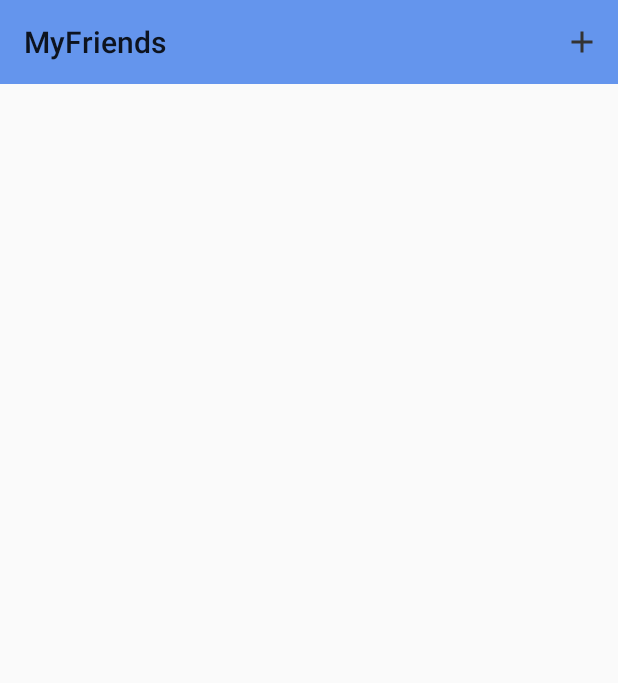
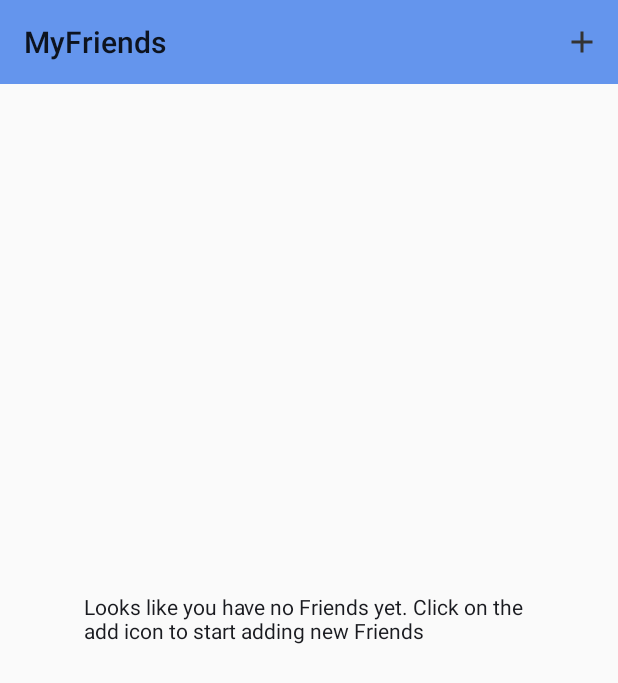
Before and after one commit to DanielSaaby/MyFriendList2, an Android app: the screen it shows after launch (MainActivity), on a phone screen of 412 x 824 dp. Shown: the top 683 px of the screen. Run offline under Robolectric (Android 15) with nearby library versions, the phone set to English and light mode, and no system bars; pictures from the network do not load.

```diff
--- a/app/build.gradle
+++ b/app/build.gradle
@@ -18,6 +18,7 @@ android {
     }
 }
 
+
 dependencies {
     implementation fileTree(include: ['*.jar'], dir: 'libs')
     implementation 'com.android.support:support-v4:27.1.1'
@@ -29,4 +30,6 @@ dependencies {
     // Google play service below
     api 'com.google.android.gms:play-services:6.5.87'
     implementation 'com.android.support:appcompat-v7:27.1.1'
+    implementation 'com.github.bumptech.glide:glide:4.7.1'
+    annotationProcessor 'com.github.bumptech.glide:compiler:4.7.1'
 }
--- a/app/src/main/java/com/example/myfriendlist/MainActivity.java
+++ b/app/src/main/java/com/example/myfriendlist/MainActivity.java
@@ -5,7 +5,11 @@ import android.app.Activity;
 import android.content.Context;
 import android.content.Intent;
 import android.content.pm.PackageManager;
+import android.graphics.Bitmap;
+import android.graphics.BitmapFactory;
+import android.graphics.drawable.Drawable;
 import android.net.Uri;
+import android.os.AsyncTask;
 import android.os.Bundle;
 import android.support.v4.app.ActivityCompat;
 import android.support.v7.app.AppCompatActivity;
@@ -23,12 +27,14 @@ import android.widget.ListView;
 import android.widget.TextView;
 import android.support.v7.widget.Toolbar;
 
+import com.bumptech.glide.Glide;
 import com.example.myfriendlist.Interface.IDataAccess;
 import com.example.myfriendlist.Model.Friend;
 
 
 import java.io.File;
 
+import java.lang.ref.WeakReference;
 import java.util.ArrayList;
 import java.util.List;
 
@@ -43,6 +49,7 @@ public class MainActivity extends  AppCompatActivity {
 
 
     ArrayList<Friend> friends;
+    TextView noFriends;
 
     @Override
     protected void onCreate(Bundle savedInstanceState) {
@@ -51,6 +58,8 @@ public class MainActivity extends  AppCompatActivity {
         this.setTitle("MyFriends");
 
         friendList = findViewById(R.id.friendList);
+        noFriends = findViewById(R.id.txtNoFriends);
+        noFriends.setVisibility(View.INVISIBLE);
 
         checkPermissions();
 
@@ -103,6 +112,12 @@ public class MainActivity extends  AppCompatActivity {
     private void setupListView() {
         friends = mDateAccess.selectAll();
 
+        if(friends.isEmpty()) {
+            noFriends.setVisibility(View.VISIBLE);
+        } else {
+            noFriends.setVisibility(View.INVISIBLE);
+        }
+
         fa = new FriendAdapter(this, R.layout.activity_main_cell, friends);
         friendList.setAdapter(fa);
     }
@@ -143,16 +158,13 @@ public class MainActivity extends  AppCompatActivity {
 
             if(!friend.getImgPath().isEmpty() && !friend.getImgPath().equals("No Path"))
             {
-                thumbnail.setImageURI(Uri.fromFile(new File(friend.getImgPath())));
+                Glide.with(v).load(friend.getImgPath()).into(thumbnail);
             } else
             {
                 thumbnail.setImageResource(R.drawable.placeholder);
             }
             return v;
         }
-
-
-
     }
 
 
@@ -182,4 +194,5 @@ public class MainActivity extends  AppCompatActivity {
             ActivityCompat.requestPermissions(this, permissions.toArray(new String[permissions.size()]), 1);
     }
 
+
 }
--- a/app/src/main/res/layout/activity_main.xml
+++ b/app/src/main/res/layout/activity_main.xml
@@ -22,4 +22,20 @@
         android:theme="?attr/actionBarTheme"
         app:layout_constraintTop_toTopOf="parent" />
 
+    <TextView
+        android:id="@+id/txtNoFriends"
+        android:layout_width="300dp"
+        android:layout_height="wrap_content"
+        android:layout_marginStart="32dp"
+        android:layout_marginTop="8dp"
+        android:layout_marginEnd="32dp"
+        android:layout_marginBottom="8dp"
+        android:text="@string/noFriends"
+        android:textAppearance="@style/TextAppearance.Compat.Notification"
+        android:visibility="visible"
+        app:layout_constraintBottom_toBottomOf="parent"
+        app:layout_constraintEnd_toEndOf="parent"
+        app:layout_constraintStart_toStartOf="parent"
+        app:layout_constraintTop_toTopOf="parent" />
+
 </android.support.constraint.ConstraintLayout>
--- a/app/src/main/res/values/strings.xml
+++ b/app/src/main/res/values/strings.xml
@@ -1,5 +1,5 @@
 <resources>
-
     <string name="app_name">MyFriendList</string>
     <string name="google_maps_api_key">AIzaSyAq-XRBcTftns3h_NXfH7yWq1laXAUIEnM</string>
+    <string name="noFriends">Looks like you have no Friends yet. Click on the add icon to start adding new Friends</string>
 </resources>
```
